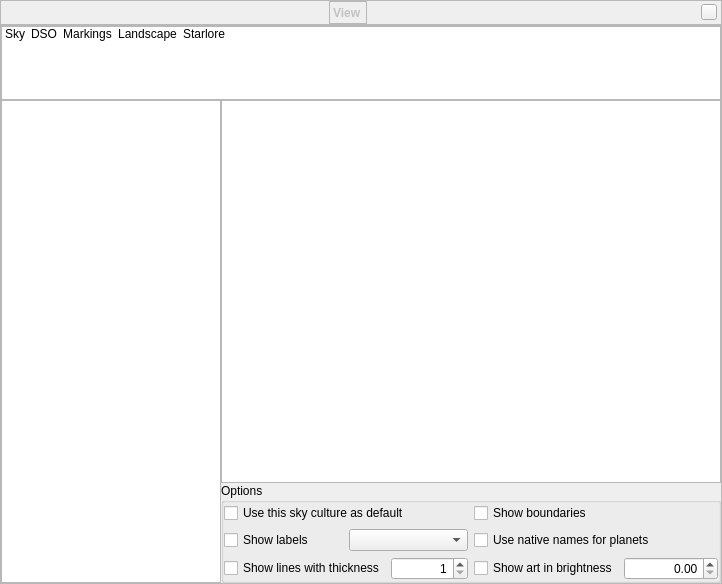
Old version of the form src/gui/viewDialog.ui in the repository 519984307/stellarium_src.
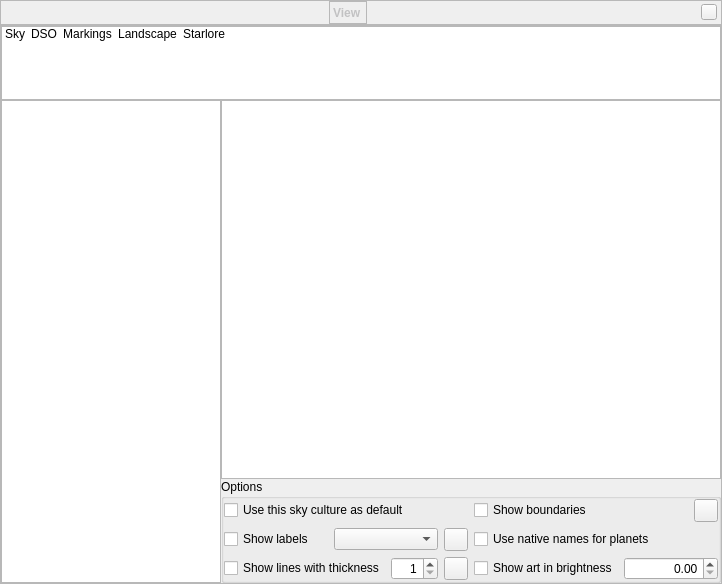
New version of the form. The open tabs and pages were chosen to show the change. Icons and pictures are not drawn. Custom widgets are drawn as their Qt base class.

Commit message: Added GUI options to adjust of colors of various lines of constellations

What changed in the file:
```diff
--- a/src/gui/viewDialog.ui
+++ b/src/gui/viewDialog.ui
@@ -2662,45 +2662,31 @@
              <property name="bottomMargin">
               <number>0</number>
              </property>
-             <item row="0" column="0">
-              <widget class="QCheckBox" name="useAsDefaultSkyCultureCheckBox">
-               <property name="text">
-                <string>Use this sky culture as default</string>
-               </property>
-              </widget>
-             </item>
-             <item row="1" column="0">
-              <layout class="QHBoxLayout" name="horizontalLayout_constLabels">
+             <item row="3" column="1">
+              <layout class="QHBoxLayout" name="horizontalLayout_constArtbrightness">
                <item>
-                <widget class="QCheckBox" name="showConstellationLabelsCheckBox">
+                <widget class="QCheckBox" name="showConstellationArtCheckBox">
                  <property name="text">
-                  <string>Show labels</string>
+                  <string>Show art in brightness</string>
                  </property>
                 </widget>
                </item>
                <item>
-                <widget class="QComboBox" name="skyCultureNamesStyleComboBox">
-                 <property name="toolTip">
-                  <string>Select if you want names abbreviated, original or translated</string>
+                <widget class="QDoubleSpinBox" name="constellationArtBrightnessSpinBox">
+                 <property name="alignment">
+                  <set>Qt::AlignRight|Qt::AlignTrailing|Qt::AlignVCenter</set>
                  </property>
-                 <property name="currentText">
-                  <string/>
+                 <property name="maximum">
+                  <double>1.000000000000000</double>
+                 </property>
+                 <property name="singleStep">
+                  <double>0.050000000000000</double>
                  </property>
                 </widget>
                </item>
               </layout>
              </item>
-             <item row="1" column="1">
-              <widget class="QCheckBox" name="nativeNameCheckBox">
-               <property name="toolTip">
-                <string>Use native names for planets from current culture</string>
-               </property>
-               <property name="text">
-                <string>Use native names for planets</string>
-               </property>
-              </widget>
-             </item>
-             <item row="2" column="0">
+             <item row="3" column="0">
               <layout class="QHBoxLayout" name="horizontalLayout_constLines">
                <item>
                 <widget class="QCheckBox" name="showConstellationLinesCheckBox">
@@ -2731,38 +2717,80 @@
                  </property>
                 </widget>
                </item>
+               <item>
+                <widget class="QToolButton" name="colorConstellationLines">
+                 <property name="toolTip">
+                  <string>Color of lines of constellations</string>
+                 </property>
+                </widget>
+               </item>
               </layout>
              </item>
              <item row="2" column="1">
-              <layout class="QHBoxLayout" name="horizontalLayout_constArtbrightness">
+              <widget class="QCheckBox" name="nativeNameCheckBox">
+               <property name="toolTip">
+                <string>Use native names for planets from current culture</string>
+               </property>
+               <property name="text">
+                <string>Use native names for planets</string>
+               </property>
+              </widget>
+             </item>
+             <item row="0" column="0">
+              <widget class="QCheckBox" name="useAsDefaultSkyCultureCheckBox">
+               <property name="text">
+                <string>Use this sky culture as default</string>
+               </property>
+              </widget>
+             </item>
+             <item row="2" column="0">
+              <layout class="QHBoxLayout" name="horizontalLayout_constLabels">
                <item>
-                <widget class="QCheckBox" name="showConstellationArtCheckBox">
+                <widget class="QCheckBox" name="showConstellationLabelsCheckBox">
                  <property name="text">
-                  <string>Show art in brightness</string>
+                  <string>Show labels</string>
                  </property>
                 </widget>
                </item>
                <item>
-                <widget class="QDoubleSpinBox" name="constellationArtBrightnessSpinBox">
-                 <property name="alignment">
-                  <set>Qt::AlignRight|Qt::AlignTrailing|Qt::AlignVCenter</set>
+                <widget class="QComboBox" name="skyCultureNamesStyleComboBox">
+                 <property name="toolTip">
+                  <string>Select if you want names abbreviated, original or translated</string>
                  </property>
-                 <property name="maximum">
-                  <double>1.000000000000000</double>
+                 <property name="currentText">
+                  <string/>
                  </property>
-                 <property name="singleStep">
-                  <double>0.050000000000000</double>
+                </widget>
+               </item>
+               <item>
+                <widget class="QToolButton" name="colorConstellationLabels">
+                 <property name="toolTip">
+                  <string>Color of names of constellations</string>
                  </property>
                 </widget>
                </item>
               </layout>
              </item>
              <item row="0" column="1">
-              <widget class="QCheckBox" name="showConstellationBoundariesCheckBox">
-               <property name="text">
-                <string>Show boundaries</string>
+              <layout class="QHBoxLayout" name="horizontalLayout_5">
+               <property name="bottomMargin">
+                <number>0</number>
                </property>
-              </widget>
+               <item>
+                <widget class="QCheckBox" name="showConstellationBoundariesCheckBox">
+                 <property name="text">
+                  <string>Show boundaries</string>
+                 </property>
+                </widget>
+               </item>
+               <item>
+                <widget class="QToolButton" name="colorConstellationBoundaries">
+                 <property name="toolTip">
+                  <string>Color of boundaries of constellations</string>
+                 </property>
+                </widget>
+               </item>
+              </layout>
              </item>
             </layout>
            </widget>
```
Left out of the diff: 72 changed lines with no effect on the pictures. The commit also changes 6 other files.
